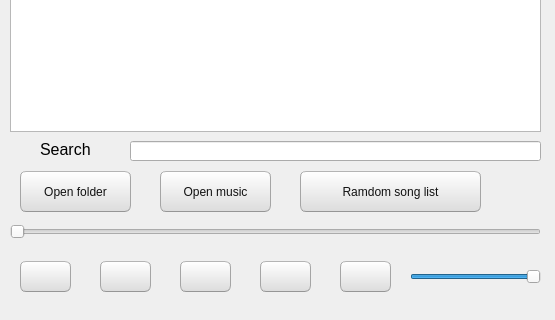
Qt form prototype/music_player_window.ui (defaultax7/2012h-project) before a commit; both pictures show x 0 to 555 and y 199 to 519 of the 555 by 519 pixel window.
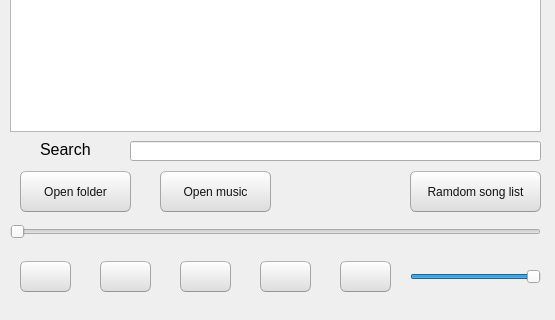
The same form after that commit.

Commit message: option panel UI + QSetting to store volume

The edit to the form file:
```diff
--- a/prototype/music_player_window.ui
+++ b/prototype/music_player_window.ui
@@ -341,9 +341,9 @@
    <widget class="QPushButton" name="btn_random_song_list">
     <property name="geometry">
      <rect>
-      <x>300</x>
+      <x>410</x>
       <y>370</y>
-      <width>181</width>
+      <width>131</width>
       <height>41</height>
      </rect>
     </property>
```
The commit also changes 7 other files.
